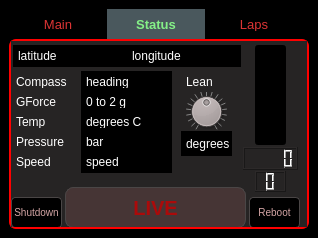
The window that zx6r_qt/mainwindow.ui (javirugo/telemetry) describes before a commit, drawn with Qt 5.
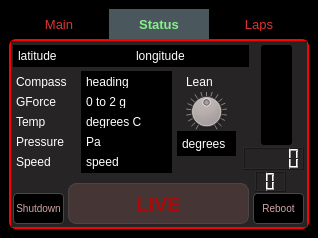
The same window after the commit. The open tabs and pages were chosen to show the change.

```diff
--- a/zx6r_qt/mainwindow.ui
+++ b/zx6r_qt/mainwindow.ui
@@ -17,7 +17,7 @@
    <enum>Qt::LeftToRight</enum>
   </property>
   <property name="styleSheet">
-   <string notr="true">QMainWindow { max-width: 318px; max-height: 238px; }
+   <string notr="true">QMainWindow { max-width: 320px; max-height: 240px; }
 
 #centralwidget { background-color: black; color: white; }
 
@@ -25,15 +25,15 @@
 
 QPushButton { background-color: black; color: white; border: 1px solid #4A4646; }
 
-QTabBar::tab { min-width: 58px; font-weight: normal; color: #DC3434; padding: 8px 20px; border: 0; background-color: black; font-size: 13px; }
+QTabBar::tab { min-width: 60px; font-weight: normal; color: #DC3434; padding: 8px 20px; border: 0; background-color: black; font-size: 13px; }
 
 QTabBar::tab:selected { font-weight: bold; background-color: #4A585D; color: #85F187; }
 
 QTabWidget::pane { border: 2px solid red; border-radius: 7px; background-color: #3E3E3E;}
 
-#labelBestLapTime, #labelLastLapTime { font-size: 46px; font-weight: bold; }
+#labelBestLapTime, #labelLastLapTime { font-size: 38px; font-weight: bold; }
 
-#labelLastLap, #labelBestLap { font-size: 14px; font-weight: bold; }
+#labelLastLap, #labelBestLap { font-size: 13px; font-weight: bold; }
 
 #labelBestLapTime {color: #24A523; }
 #labelLastLapTime {color: #9098A9; }
@@ -196,7 +196,7 @@
          <rect>
           <x>2</x>
           <y>4</y>
-          <width>114</width>
+          <width>118</width>
           <height>22</height>
          </rect>
         </property>
@@ -207,9 +207,9 @@
        <widget class="QLabel" name="labelStatus_lon">
         <property name="geometry">
          <rect>
-          <x>116</x>
+          <x>120</x>
           <y>4</y>
-          <width>114</width>
+          <width>118</width>
           <height>22</height>
          </rect>
         </property>
@@ -220,9 +220,9 @@
        <widget class="QLabel" name="labelStatus_gyros">
         <property name="geometry">
          <rect>
-          <x>170</x>
+          <x>166</x>
           <y>90</y>
-          <width>51</width>
+          <width>59</width>
           <height>25</height>
          </rect>
         </property>
@@ -285,8 +285,8 @@
        <widget class="QPushButton" name="pbReboot">
         <property name="geometry">
          <rect>
-          <x>238</x>
-          <y>156</y>
+          <x>242</x>
+          <y>152</y>
           <width>51</width>
           <height>31</height>
          </rect>
@@ -301,8 +301,8 @@
        <widget class="QPushButton" name="pbShutdown">
         <property name="geometry">
          <rect>
-          <x>0</x>
-          <y>156</y>
+          <x>2</x>
+          <y>152</y>
           <width>51</width>
           <height>31</height>
          </rect>
@@ -317,8 +317,8 @@
        <widget class="QPushButton" name="pbLiveStatus">
         <property name="geometry">
          <rect>
-          <x>54</x>
-          <y>146</y>
+          <x>57</x>
+          <y>142</y>
           <width>181</width>
           <height>41</height>
          </rect>
@@ -336,7 +336,7 @@
        <widget class="QProgressBar" name="progressBarRPM">
         <property name="geometry">
          <rect>
-          <x>244</x>
+          <x>250</x>
           <y>4</y>
           <width>31</width>
           <height>100</height>
@@ -407,7 +407,7 @@
          <rect>
           <x>232</x>
           <y>106</y>
-          <width>55</width>
+          <width>61</width>
           <height>23</height>
          </rect>
         </property>
@@ -461,7 +461,7 @@
          </rect>
         </property>
         <property name="text">
-         <string>bar</string>
+         <string>Pa</string>
         </property>
        </widget>
        <widget class="QLabel" name="labelStatusSpeed">
```
Left out of the diff: 6 changed lines with no effect on the pictures.
